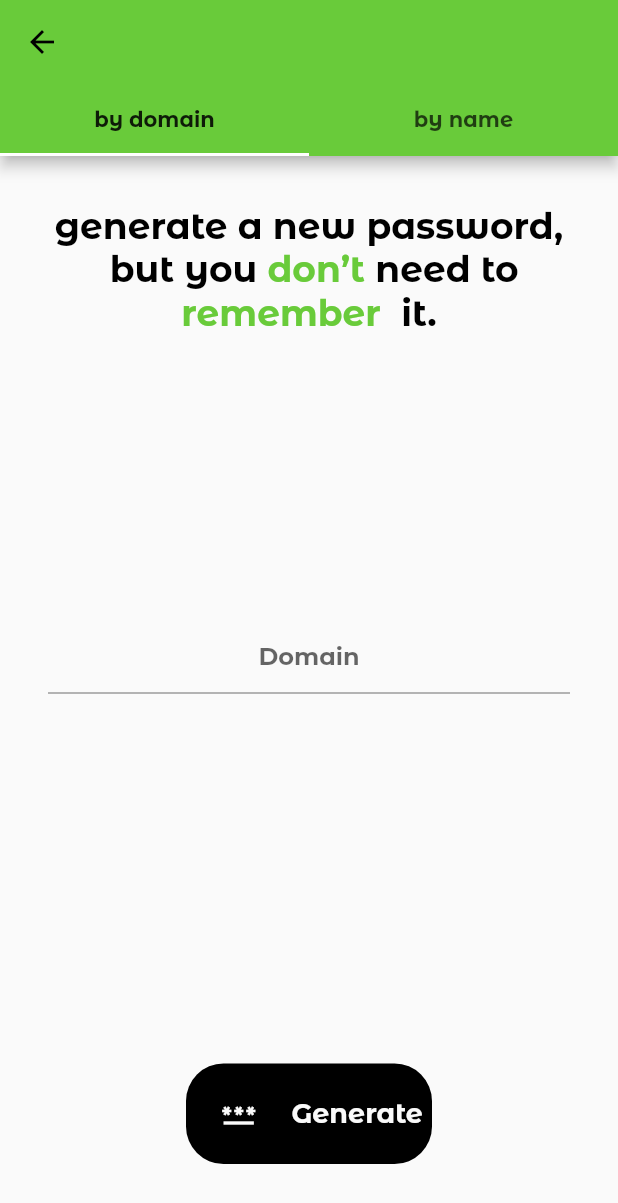
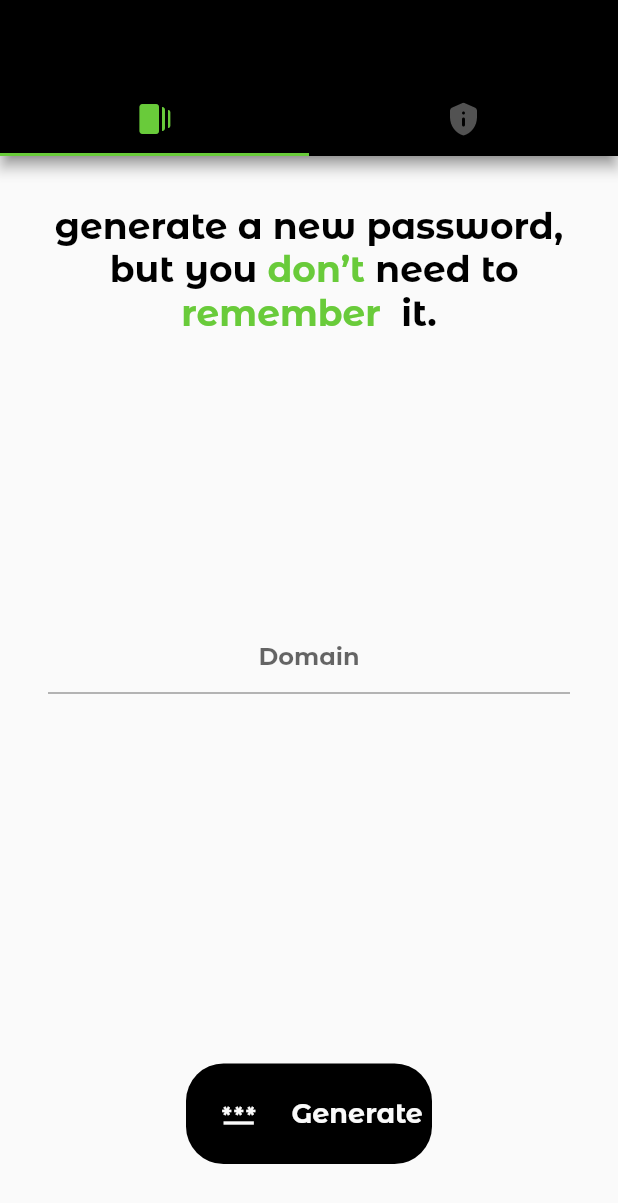
Before and after one commit to Shahryar-Pirooz/Shahryar-Pirooz-Tria-Android, a Flutter app: the MainPage screen opened directly, on a phone screen of 412 x 824 dp. Shown: the top 1203 px of the screen. Run offline on Flutter 3.47's test engine with Material 2 defaults, Android fonts, the phone set to English and light mode, and no system bars; our stand-ins replace introduction_screen, shared_preferences; accounts and stored records are empty; project files that could hold a hidden picture were left out.

Commit message:
Tab bar changed

```diff
--- a/lib/Pages/main_page.dart
+++ b/lib/Pages/main_page.dart
@@ -11,19 +11,41 @@ class MainPage extends StatelessWidget {
 
   @override
   Widget build(BuildContext context) {
-    SPData().initProviderData(context);
     return DefaultTabController(
       length: 2,
       child: Scaffold(
+        // drawer: Drawer(
+        //   backgroundColor: black,
+        //   child: ListView(
+        //     children: [
+        //       DrawerHeader(
+        //           child: RichText(
+        //         text: TriaHeader1('Tria', color: primaryColor),
+        //       ))
+        //     ],
+        //   ),
+        // ),
         appBar: AppBar(
-          bottom: const TabBar(tabs: [
-            Tab(
-              text: 'by domain',
-            ),
-            Tab(
-              text: 'by name',
-            )
-          ]),
+          actions: const [],
+          automaticallyImplyLeading: false,
+          backgroundColor: black,
+          foregroundColor: primaryColor,
+          shadowColor: lable,
+          bottom: const TabBar(
+            tabs: [
+              Tab(
+                icon: Icon(
+                  Icons.web_stories,
+                ),
+              ),
+              Tab(
+                icon: Icon(Icons.privacy_tip_rounded),
+              )
+            ],
+            labelColor: primaryColor,
+            indicatorColor: primaryColor,
+            unselectedLabelColor: lable,
+          ),
         ),
         body: TabBarView(children: [
           ByDomain(),
```
